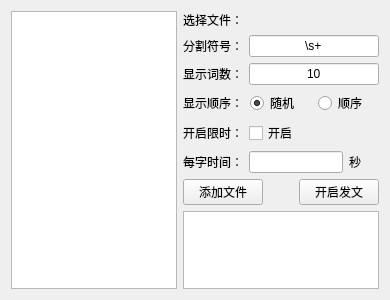
Old version of the form wfilterstatement.ui in the repository zhenyangze/wubigendaqi.
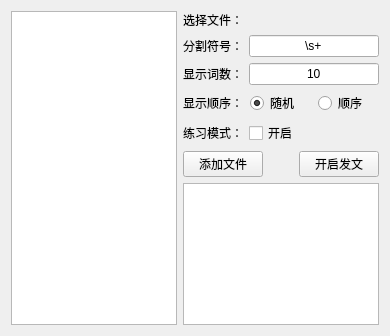
New version of the form.

Commit message: 添加图表记录,练习模式

Diff of the .ui file:
```diff
--- a/wfilterstatement.ui
+++ b/wfilterstatement.ui
@@ -7,7 +7,7 @@
     <x>0</x>
     <y>0</y>
     <width>390</width>
-    <height>300</height>
+    <height>336</height>
    </rect>
   </property>
   <property name="windowTitle">
@@ -119,7 +119,7 @@
      <item>
       <widget class="QLabel" name="label_14">
        <property name="text">
-        <string>开启限时：</string>
+        <string>练习模式：</string>
        </property>
       </widget>
      </item>
@@ -139,44 +139,7 @@
     </layout>
    </item>
    <item row="5" column="1">
-    <layout class="QHBoxLayout" name="horizontalLayout_11">
-     <item>
-      <widget class="QLabel" name="label_10">
-       <property name="text">
-        <string>每字时间：</string>
-       </property>
-      </widget>
-     </item>
-     <item>
-      <widget class="QLineEdit" name="lineEdit_time">
-       <property name="maxLength">
-        <number>4</number>
-       </property>
-       <property name="alignment">
-        <set>Qt::AlignCenter</set>
-       </property>
-      </widget>
-     </item>
-     <item>
-      <widget class="QLabel" name="label_11">
-       <property name="minimumSize">
-        <size>
-         <width>30</width>
-         <height>0</height>
-        </size>
-       </property>
-       <property name="maximumSize">
-        <size>
-         <width>20</width>
-         <height>16777215</height>
-        </size>
-       </property>
-       <property name="text">
-        <string>秒</string>
-       </property>
-      </widget>
-     </item>
-    </layout>
+    <layout class="QHBoxLayout" name="horizontalLayout_11"/>
    </item>
    <item row="6" column="1">
     <layout class="QHBoxLayout" name="horizontalLayout_15">
```
The commit also changes 38 other files.
